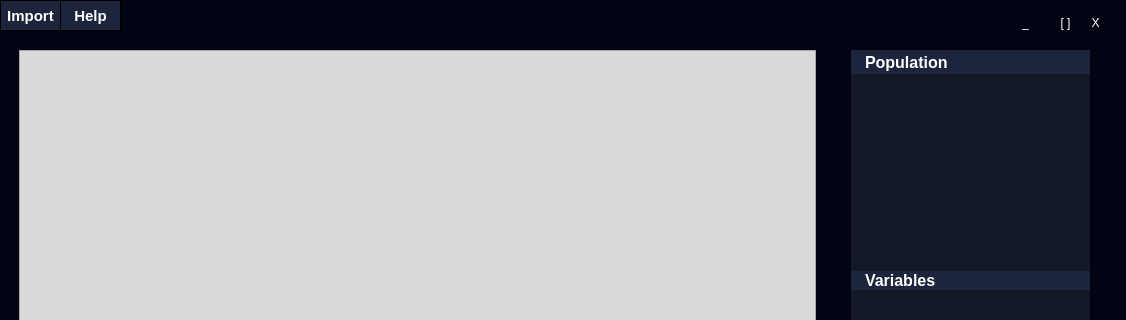
First picture: the form in GUI/form.ui, repository KiriltsevDaniil/EvAlgPractice, before the edit; both pictures show x 0 to 1126 and y 0 to 320 of the 1126 by 800 pixel window.
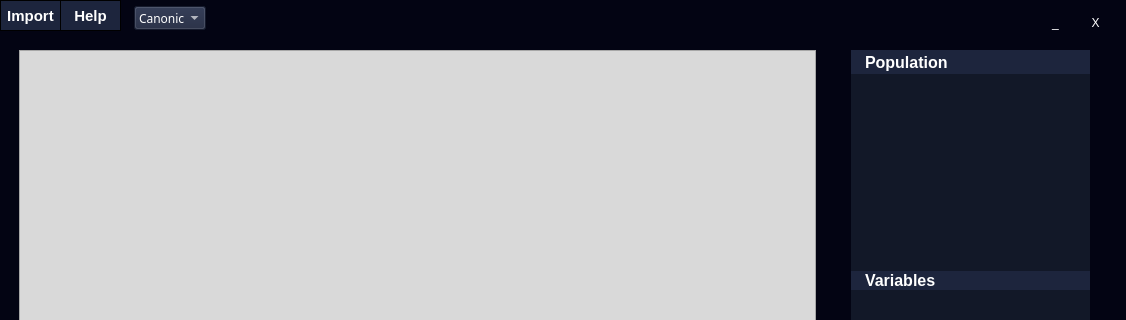
Second picture: the form after the edit.

What changed in the file:
```diff
--- a/GUI/form.ui
+++ b/GUI/form.ui
@@ -290,7 +290,7 @@
   <widget class="QPushButton" name="TrayBtn">
    <property name="geometry">
     <rect>
-     <x>1010</x>
+     <x>1040</x>
      <y>10</y>
      <width>31</width>
      <height>25</height>
@@ -507,25 +507,234 @@
     <string>Help</string>
    </property>
   </widget>
-  <widget class="QPushButton" name="WResizeBtn">
+  <widget class="QComboBox" name="AlgVersBox">
    <property name="geometry">
     <rect>
-     <x>1050</x>
-     <y>10</y>
-     <width>31</width>
-     <height>25</height>
+     <x>134</x>
+     <y>6</y>
+     <width>72</width>
+     <height>24</height>
     </rect>
    </property>
+   <property name="palette">
+    <palette>
+     <active>
+      <colorrole role="WindowText">
+       <brush brushstyle="SolidPattern">
+        <color alpha="255">
+         <red>255</red>
+         <green>255</green>
+         <blue>255</blue>
+        </color>
+       </brush>
+      </colorrole>
+      <colorrole role="Button">
+       <brush brushstyle="SolidPattern">
+        <color alpha="255">
+         <red>29</red>
+         <green>37</green>
+         <blue>61</blue>
+        </color>
+       </brush>
+      </colorrole>
+      <colorrole role="Text">
+       <brush brushstyle="SolidPattern">
+        <color alpha="255">
+         <red>255</red>
+         <green>255</green>
+         <blue>255</blue>
+        </color>
+       </brush>
+      </colorrole>
+      <colorrole role="ButtonText">
+       <brush brushstyle="SolidPattern">
+        <color alpha="255">
+         <red>255</red>
+         <green>255</green>
+         <blue>255</blue>
+        </color>
+       </brush>
+      </colorrole>
+      <colorrole role="Base">
+       <brush brushstyle="SolidPattern">
+        <color alpha="255">
+         <red>29</red>
+         <green>37</green>
+         <blue>61</blue>
+        </color>
+       </brush>
+      </colorrole>
+      <colorrole role="Window">
+       <brush brushstyle="SolidPattern">
+        <color alpha="255">
+         <red>29</red>
+         <green>37</green>
+         <blue>61</blue>
+        </color>
+       </brush>
+      </colorrole>
+      <colorrole role="PlaceholderText">
+       <brush brushstyle="SolidPattern">
+        <color alpha="255">
+         <red>255</red>
+         <green>255</green>
+         <blue>255</blue>
+        </color>
+       </brush>
+      </colorrole>
+     </active>
+     <inactive>
+      <colorrole role="WindowText">
+       <brush brushstyle="SolidPattern">
+        <color alpha="255">
+         <red>255</red>
+         <green>255</green>
+         <blue>255</blue>
+        </color>
+       </brush>
+      </colorrole>
+      <colorrole role="Button">
+       <brush brushstyle="SolidPattern">
+        <color alpha="255">
+         <red>29</red>
+         <green>37</green>
+         <blue>61</blue>
+        </color>
+       </brush>
+      </colorrole>
+      <colorrole role="Text">
+       <brush brushstyle="SolidPattern">
+        <color alpha="255">
+         <red>255</red>
+         <green>255</green>
+         <blue>255</blue>
+        </color>
+       </brush>
+      </colorrole>
+      <colorrole role="ButtonText">
+       <brush brushstyle="SolidPattern">
+        <color alpha="255">
+         <red>255</red>
+         <green>255</green>
+         <blue>255</blue>
+        </color>
+       </brush>
+      </colorrole>
+      <colorrole role="Base">
+       <brush brushstyle="SolidPattern">
+        <color alpha="255">
+         <red>29</red>
+         <green>37</green>
+         <blue>61</blue>
+        </color>
+       </brush>
+      </colorrole>
+      <colorrole role="Window">
+       <brush brushstyle="SolidPattern">
+        <color alpha="255">
+         <red>29</red>
+         <green>37</green>
+         <blue>61</blue>
+        </color>
+       </brush>
+      </colorrole>
+      <colorrole role="PlaceholderText">
+       <brush brushstyle="SolidPattern">
+        <color alpha="255">
+         <red>255</red>
+         <green>255</green>
+         <blue>255</blue>
+        </color>
+       </brush>
+      </colorrole>
+     </inactive>
+     <disabled>
+      <colorrole role="WindowText">
+       <brush brushstyle="SolidPattern">
+        <color alpha="255">
+         <red>255</red>
+         <green>255</green>
+         <blue>255</blue>
+        </color>
+       </brush>
+      </colorrole>
+      <colorrole role="Button">
+       <brush brushstyle="SolidPattern">
+        <color alpha="255">
+         <red>29</red>
+         <green>37</green>
+         <blue>61</blue>
+        </color>
+       </brush>
+      </colorrole>
+      <colorrole role="Text">
+       <brush brushstyle="SolidPattern">
+        <color alpha="255">
+         <red>255</red>
+         <green>255</green>
+         <blue>255</blue>
+        </color>
+       </brush>
+      </colorrole>
+      <colorrole role="ButtonText">
+       <brush brushstyle="SolidPattern">
+        <color alpha="255">
+         <red>255</red>
+         <green>255</green>
+         <blue>255</blue>
+        </color>
+       </brush>
+      </colorrole>
+      <colorrole role="Base">
+       <brush brushstyle="SolidPattern">
+        <color alpha="255">
+         <red>29</red>
+         <green>37</green>
+         <blue>61</blue>
+        </color>
+       </brush>
+      </colorrole>
+      <colorrole role="Window">
+       <brush brushstyle="SolidPattern">
+        <color alpha="255">
+         <red>29</red>
+         <green>37</green>
+         <blue>61</blue>
+        </color>
+       </brush>
+      </colorrole>
+      <colorrole role="PlaceholderText">
+       <brush brushstyle="SolidPattern">
+        <color alpha="255">
+         <red>255</red>
+         <green>255</green>
+         <blue>255</blue>
+        </color>
+       </brush>
+      </colorrole>
+     </disabled>
+    </palette>
+   </property>
    <property name="styleSheet">
-    <string notr="true">*{
-	color: white;
-	background: rgb(3, 4, 19);
-	border: 0px solid rgb(3, 4, 19);;
-}</string>
+    <string notr="true">background: #1d253d ;
+color: white;
+font:  semibold 10px;</string>
    </property>
-   <property name="text">
-    <string>[ ]</string>
-   </property>
+   <item>
+    <property name="text">
+     <string>Canonical</string>
+    </property>
+   </item>
+   <item>
+    <property name="text">
+     <string>Genitor</string>
+    </property>
+   </item>
+   <item>
+    <property name="text">
+     <string>Island</string>
+    </property>
+   </item>
   </widget>
  </widget>
  <resources/>
```
Left out of the diff: 3 changed lines with no effect on the pictures.
